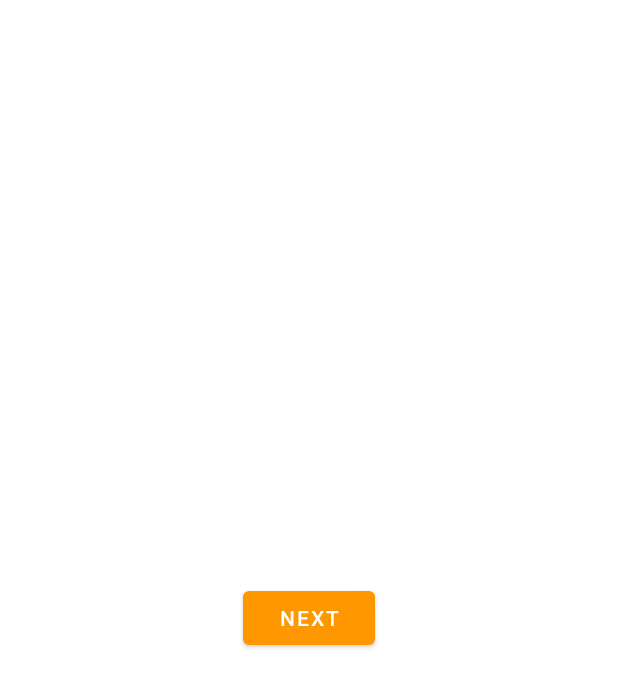
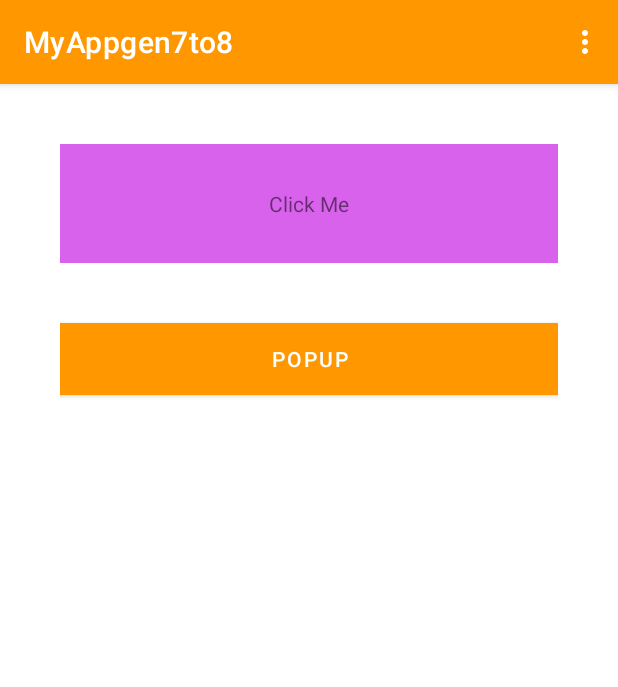
Before and after one commit to AR1610/Aarti_AndroidTraining, an Android app: the screen it shows after launch (A_Activity before the commit, MenuActivity after it), on a phone screen of 412 x 824 dp. Shown: the top 687 px of the screen. Run offline under Robolectric (Android 15) with nearby library versions, the phone set to English and light mode, and no system bars; 2 statements that could not run were skipped.

Commit message:
Type of Menu

```diff
--- a/app/src/main/AndroidManifest.xml
+++ b/app/src/main/AndroidManifest.xml
@@ -14,6 +14,9 @@
         android:roundIcon="@mipmap/ic_launcher_round"
         android:supportsRtl="true"
         android:theme="@style/Theme.MyAppgen7to8">
+        <activity
+            android:name=".MenuActivity"
+            android:exported="true" />
         <activity
             android:name=".B_Activity"
             android:exported="true" />
--- /dev/null
+++ b/app/src/main/java/com/myappgen7to8/MenuActivity.java
@@ -0,0 +1,124 @@
+package com.myappgen7to8;
+
+import androidx.annotation.NonNull;
+import androidx.appcompat.app.AppCompatActivity;
+
+import android.os.Bundle;
+import android.view.ContextMenu;
+import android.view.Menu;
+import android.view.MenuInflater;
+import android.view.MenuItem;
+import android.view.View;
+import android.widget.Button;
+import android.widget.PopupMenu;
+import android.widget.TextView;
+import android.widget.Toast;
+
+public class MenuActivity extends AppCompatActivity {
+
+    TextView tvClick;
+    Button btnPopUp;
+
+    @Override
+    protected void onCreate(Bundle savedInstanceState) {
+        super.onCreate(savedInstanceState);
+        setContentView(R.layout.activity_menu);
+        tvClick = findViewById(R.id.tv_click);
+        registerForContextMenu(tvClick);
+        btnPopUp = findViewById(R.id.btn_popup);
+        btnPopUp.setOnClickListener(new View.OnClickListener() {
+            @Override
+            public void onClick(View v) {
+
+                PopupMenu popupMenu = new PopupMenu(MenuActivity.this,btnPopUp);
+
+                MenuInflater menuInflater = getMenuInflater();
+                menuInflater.inflate(R.menu.item_menu,popupMenu.getMenu());
+
+                popupMenu.setOnMenuItemClickListener(new PopupMenu.OnMenuItemClickListener() {
+                    @Override
+                    public boolean onMenuItemClick(MenuItem item) {
+                        switch (item.getItemId()) {
+
+                            case R.id.ite_add:
+                                Toast.makeText(MenuActivity.this, "Add", Toast.LENGTH_SHORT).show();
+                                return true;
+
+                            case R.id.ite_delete:
+                                Toast.makeText(MenuActivity.this, "Delete", Toast.LENGTH_SHORT).show();
+                                return true;
+
+                            case R.id.ite_edit:
+                                Toast.makeText(MenuActivity.this, "Edit", Toast.LENGTH_SHORT).show();
+                                return true;
+                        }
+
+                        return true;
+                    }
+                });
+
+                popupMenu.show();
+            }
+        });
+    }
+
+    @Override
+    public boolean onCreateOptionsMenu(Menu menu) {
+
+        MenuInflater menuInflater = getMenuInflater();
+        menuInflater.inflate(R.menu.item_menu, menu);
+        return true;
+    }
+
+    @Override
+    public boolean onOptionsItemSelected(@NonNull MenuItem item) {
+        switch (item.getItemId()) {
+
+            case R.id.ite_add:
+                Toast.makeText(MenuActivity.this, "Add", Toast.LENGTH_SHORT).show();
+                return true;
+
+            case R.id.ite_delete:
+                Toast.makeText(MenuActivity.this, "Delete", Toast.LENGTH_SHORT).show();
+                return true;
+
+            case R.id.ite_edit:
+                Toast.makeText(MenuActivity.this, "Edit", Toast.LENGTH_SHORT).show();
+                return true;
+        }
+
+        return super.onOptionsItemSelected(item);
+    }
+
+    @Override
+    public void onCreateContextMenu(ContextMenu menu, View v, ContextMenu.ContextMenuInfo menuInfo) {
+        super.onCreateContextMenu(menu, v, menuInfo);
+
+        MenuInflater menuInflater = getMenuInflater();
+        menuInflater.inflate(R.menu.item_menu,menu);
+    }
+
+
+    @Override
+    public boolean onContextItemSelected(@NonNull MenuItem item) {
+
+        switch (item.getItemId()) {
+
+            case R.id.ite_add:
+                Toast.makeText(MenuActivity.this, "Add", Toast.LENGTH_SHORT).show();
+                return true;
+
+            case R.id.ite_delete:
+                Toast.makeText(MenuActivity.this, "Delete", Toast.LENGTH_SHORT).show();
+                return true;
+
+            case R.id.ite_edit:
+                Toast.makeText(MenuActivity.this, "Edit", Toast.LENGTH_SHORT).show();
+                return true;
+        }
+
+
+
+        return super.onContextItemSelected(item);
+    }
+}
--- a/app/src/main/java/com/myappgen7to8/SplashActivity.java
+++ b/app/src/main/java/com/myappgen7to8/SplashActivity.java
@@ -15,6 +15,7 @@ public class SplashActivity extends AppCompatActivity {
     protected void onCreate(Bundle savedInstanceState) {
         super.onCreate(savedInstanceState);
         setContentView(R.layout.activity_splash);
+        getSupportActionBar().hide();
 
         imgGIF = findViewById(R.id.img_gif);
         imgGIF.setGifImageResource(R.drawable.android_google);
@@ -23,7 +24,7 @@ public class SplashActivity extends AppCompatActivity {
             @Override
             public void run() {
 
-                Intent i = new Intent(SplashActivity.this,A_Activity.class);
+                Intent i = new Intent(SplashActivity.this,MenuActivity.class);
                 startActivity(i);
                 finish();
             }
--- /dev/null
+++ b/app/src/main/res/layout/activity_menu.xml
@@ -0,0 +1,31 @@
+<?xml version="1.0" encoding="utf-8"?>
+<LinearLayout xmlns:android="http://schemas.android.com/apk/res/android"
+    xmlns:app="http://schemas.android.com/apk/res-auto"
+    xmlns:tools="http://schemas.android.com/tools"
+    android:layout_width="match_parent"
+    android:layout_height="match_parent"
+    tools:context=".MenuActivity"
+    android:orientation="vertical"
+    android:padding="40dp">
+
+    <TextView
+        android:layout_width="match_parent"
+        android:layout_height="wrap_content"
+        android:id="@+id/tv_click"
+        android:text="Click Me"
+        android:padding="30dp"
+        android:gravity="center"
+        android:background="@color/teal_200"/>
+
+
+
+    <Button
+        android:layout_width="match_parent"
+        android:layout_height="wrap_content"
+        android:id="@+id/btn_popup"
+        android:text="PopUp"
+        android:layout_marginTop="40dp"
+        android:gravity="center"
+        android:background="@color/teal_200"/>
+
+</LinearLayout>
--- /dev/null
+++ b/app/src/main/res/menu/item_menu.xml
@@ -0,0 +1,12 @@
+<?xml version="1.0" encoding="utf-8"?>
+<menu xmlns:android="http://schemas.android.com/apk/res/android">
+
+    <item android:id="@+id/ite_add"
+        android:title="Add Photo" />
+
+    <item android:id="@+id/ite_delete"
+        android:title="Delete Photo" />
+
+    <item android:id="@+id/ite_edit"
+        android:title="Edit Photo" />
+</menu>
--- a/app/src/main/res/values/themes.xml
+++ b/app/src/main/res/values/themes.xml
@@ -1,6 +1,6 @@
 <resources xmlns:tools="http://schemas.android.com/tools">
     <!-- Base application theme. -->
-    <style name="Theme.MyAppgen7to8" parent="Theme.MaterialComponents.DayNight.NoActionBar">
+    <style name="Theme.MyAppgen7to8" parent="Theme.MaterialComponents.DayNight.DarkActionBar">
         <!-- Primary brand color. -->
         <item name="colorPrimary">@color/purple_500</item>
         <item name="colorPrimaryVariant">@color/purple_700</item>
```
